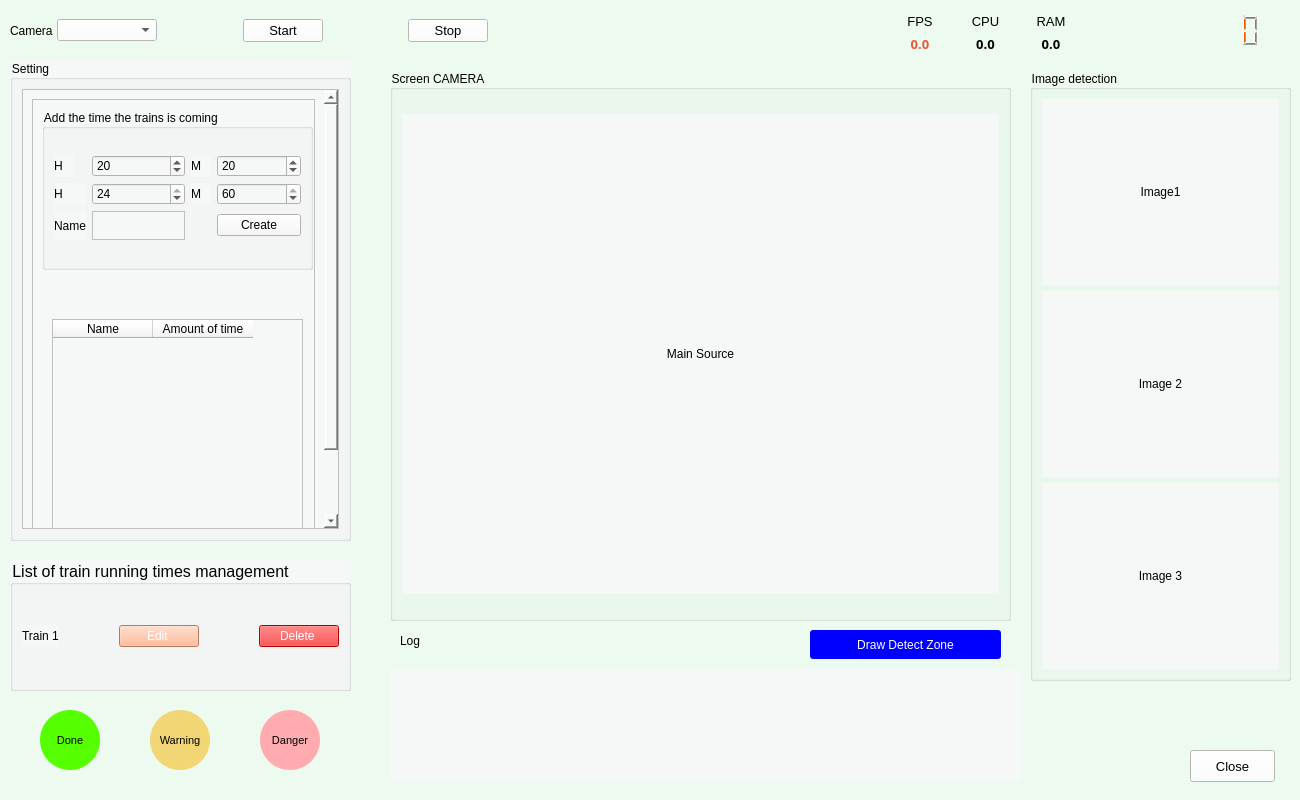
lvnh2003/Detect-People-Distress, file Opencv_PiDash.ui: the form before one commit.
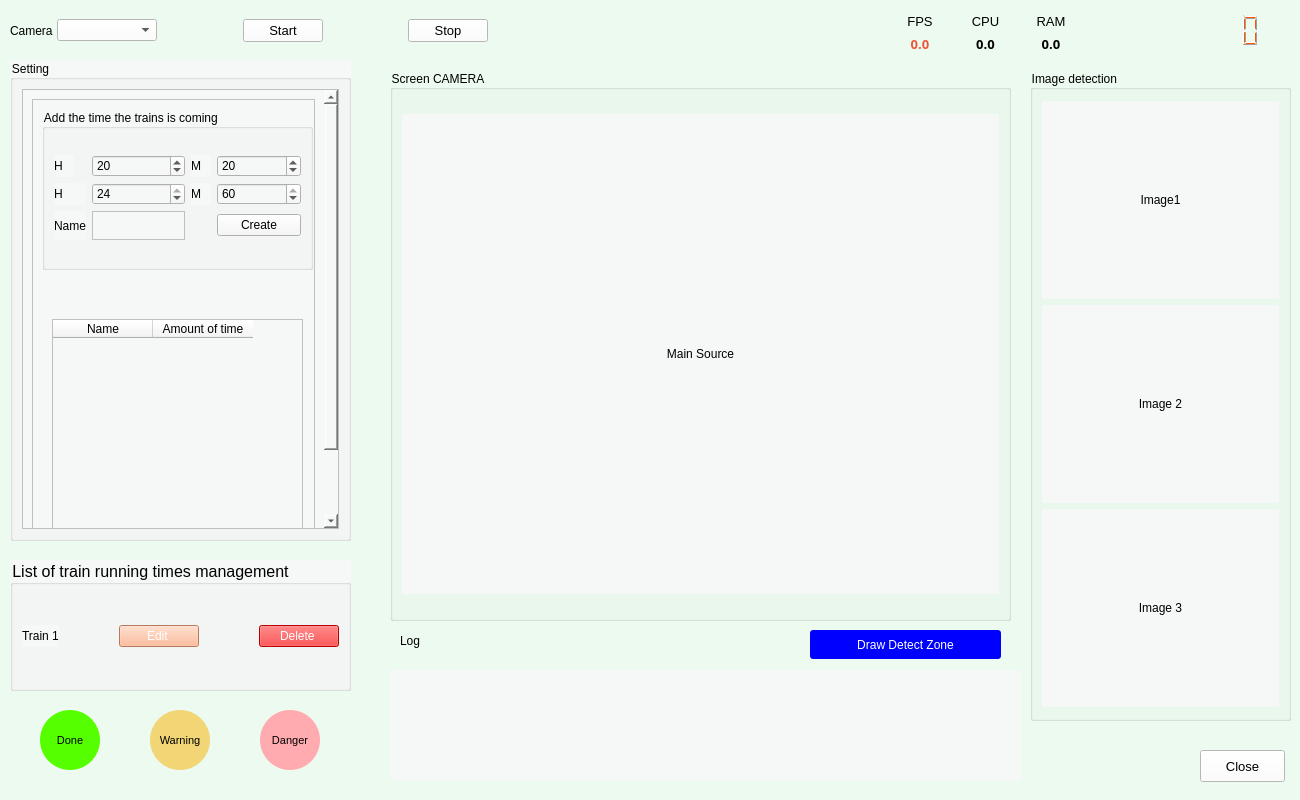
The form after the commit. Icons and pictures are not drawn.

Commit message: (add) button full screen

What changed in the file:
```diff
--- a/Opencv_PiDash.ui
+++ b/Opencv_PiDash.ui
@@ -107,7 +107,7 @@
       <x>1030</x>
       <y>70</y>
       <width>261</width>
-      <height>611</height>
+      <height>651</height>
      </rect>
     </property>
     <property name="title">
@@ -926,7 +926,7 @@
    <widget class="QPushButton" name="btn_close">
     <property name="geometry">
      <rect>
-      <x>1190</x>
+      <x>1200</x>
       <y>750</y>
       <width>85</width>
       <height>32</height>
```
Left out of the diff: 6 changed lines with no effect on the pictures. The commit also changes 1 other file.
